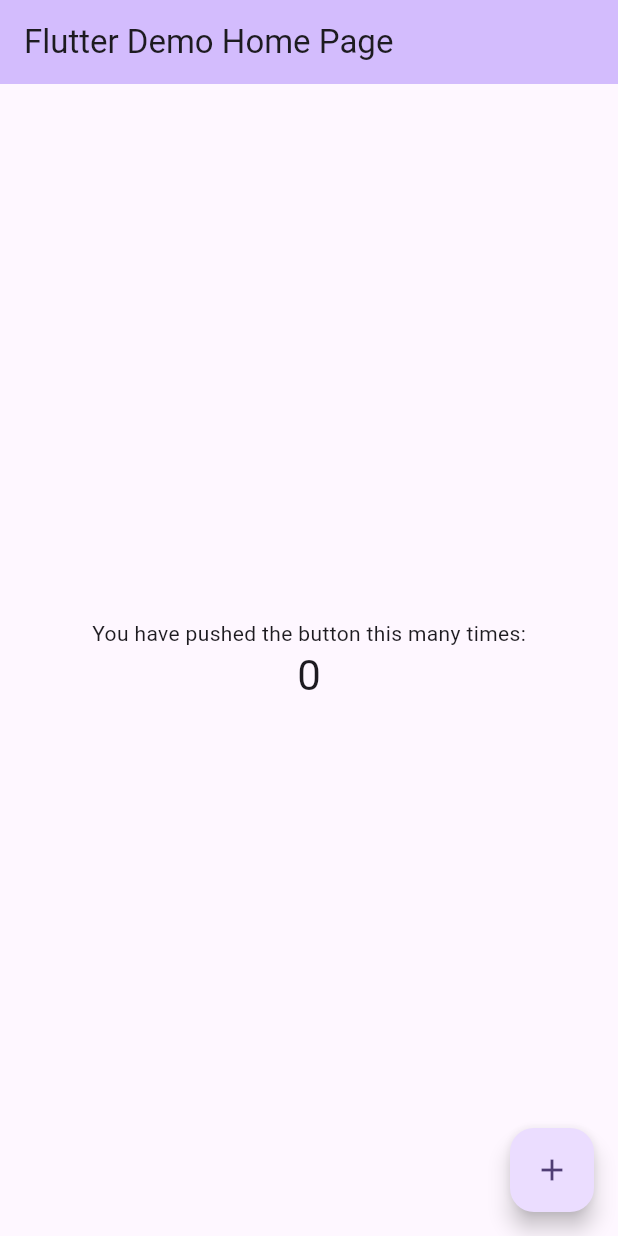
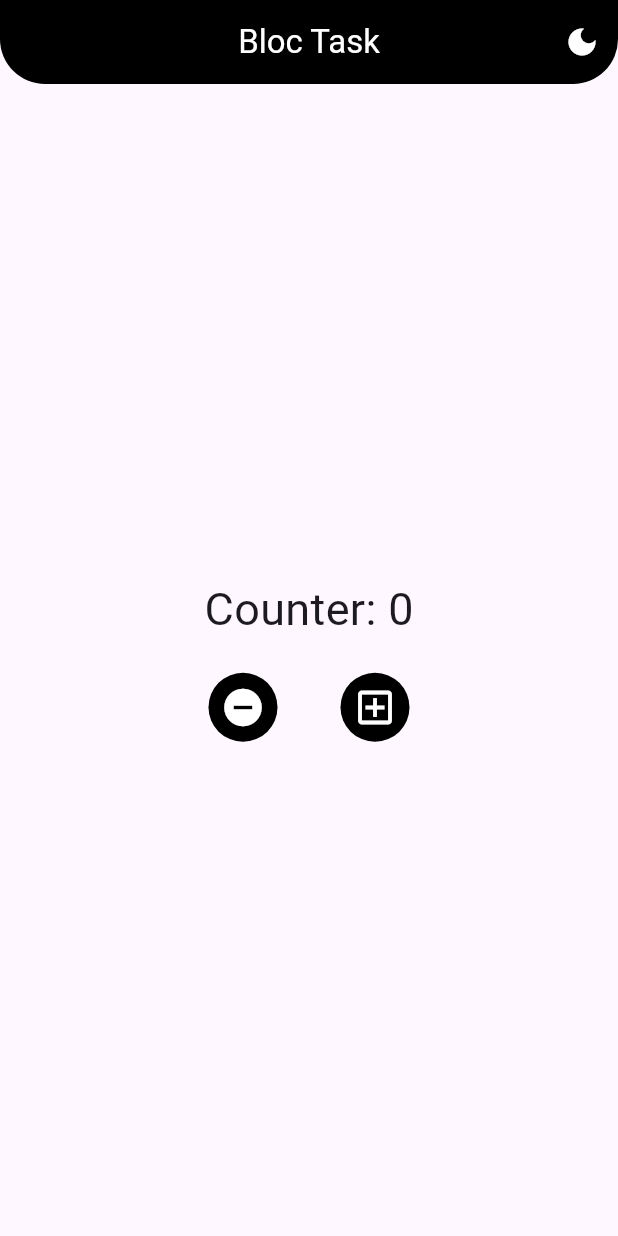
Before and after one commit to emadmoenes/bloc_task, a Flutter app: the screen it shows after launch, on a phone screen of 412 x 824 dp. Run offline on Flutter 3.47's test engine with Material 3 defaults, Android fonts, the phone set to English and light mode, and no system bars; our stand-ins replace equatable, flutter_bloc.

Commit message:
handle project

```diff
--- /dev/null
+++ b/lib/blocs/counter_bloc.dart
@@ -0,0 +1,15 @@
+import 'package:bloc_task/events/counter_event.dart';
+import 'package:bloc_task/states/counter_state.dart';
+import 'package:flutter_bloc/flutter_bloc.dart';
+
+class CounterBloc extends Bloc<CounterEvent, CounterState> {
+  CounterBloc() : super(CounterState(0)) {
+    on<IncrementEvent>((event, emit) {
+      emit(CounterState(state.counter + 1));
+    });
+
+    on<DecrementEvent>((event, emit) {
+      emit(CounterState(state.counter - 1));
+    });
+  }
+}
--- /dev/null
+++ b/lib/blocs/theme_bloc.dart
@@ -0,0 +1,13 @@
+import 'package:bloc_task/events/theme_event.dart';
+import 'package:bloc_task/states/theme_state.dart';
+import 'package:flutter_bloc/flutter_bloc.dart';
+
+class ThemeBloc extends Bloc<ThemeEvent, ThemeState> {
+  ThemeBloc() : super(ThemeState(false)) {
+    on<ThemeEvent>((event, emit) {
+      if (event is ToggleTheme) {
+        emit(ThemeState(!state.isDarkTheme));
+      }
+    });
+  }
+}
--- /dev/null
+++ b/lib/events/counter_event.dart
@@ -0,0 +1,7 @@
+abstract class CounterEvent {
+  List<Object> get props => [];
+}
+
+class IncrementEvent extends CounterEvent {}
+
+class DecrementEvent extends CounterEvent {}
--- /dev/null
+++ b/lib/events/theme_event.dart
@@ -0,0 +1,8 @@
+import 'package:equatable/equatable.dart';
+
+abstract class ThemeEvent extends Equatable {
+  @override
+  List<Object?> get props => [];
+}
+
+class ToggleTheme extends ThemeEvent {}
--- a/lib/main.dart
+++ b/lib/main.dart
@@ -1,125 +1,32 @@
+import 'package:bloc_task/blocs/counter_bloc.dart';
+import 'package:bloc_task/blocs/theme_bloc.dart';
+import 'package:bloc_task/states/theme_state.dart';
+import 'package:bloc_task/views/counter_screen.dart';
 import 'package:flutter/material.dart';
+import 'package:flutter_bloc/flutter_bloc.dart';
 
 void main() {
-  runApp(const MyApp());
+  runApp(MyApp());
 }
 
 class MyApp extends StatelessWidget {
-  const MyApp({super.key});
-
-  // This widget is the root of your application.
   @override
   Widget build(BuildContext context) {
-    return MaterialApp(
-      title: 'Flutter Demo',
-      theme: ThemeData(
-        // This is the theme of your application.
-        //
-        // TRY THIS: Try running your application with "flutter run". You'll see
-        // the application has a purple toolbar. Then, without quitting the app,
-        // try changing the seedColor in the colorScheme below to Colors.green
-        // and then invoke "hot reload" (save your changes or press the "hot
-        // reload" button in a Flutter-supported IDE, or press "r" if you used
-        // the command line to start the app).
-        //
-        // Notice that the counter didn't reset back to zero; the application
-        // state is not lost during the reload. To reset the state, use hot
-        // restart instead.
-        //
-        // This works for code too, not just values: Most code changes can be
-        // tested with just a hot reload.
-        colorScheme: ColorScheme.fromSeed(seedColor: Colors.deepPurple),
-        useMaterial3: true,
+    return MultiBlocProvider(
+      providers: [
+        BlocProvider(create: (context) => CounterBloc()),
+        BlocProvider(create: (context) => ThemeBloc()),
+      ],
+      child: BlocBuilder<ThemeBloc, ThemeState>(
+        builder: (context, state) {
+          return MaterialApp(
+            debugShowCheckedModeBanner: false,
+            title: 'BLoC Task',
+            theme: state.isDarkTheme ? ThemeData.dark() : ThemeData.light(),
+            home: CounterPage(),
+          );
+        },
       ),
-      home: const MyHomePage(title: 'Flutter Demo Home Page'),
     );
   }
 }
-
-class MyHomePage extends StatefulWidget {
-  const MyHomePage({super.key, required this.title});
-
-  // This widget is the home page of your application. It is stateful, meaning
-  // that it has a State object (defined below) that contains fields that affect
-  // how it looks.
-
-  // This class is the configuration for the state. It holds the values (in this
-  // case the title) provided by the parent (in this case the App widget) and
-  // used by the build method of the State. Fields in a Widget subclass are
-  // always marked "final".
-
-  final String title;
-
-  @override
-  State<MyHomePage> createState() => _MyHomePageState();
-}
-
-class _MyHomePageState extends State<MyHomePage> {
-  int _counter = 0;
-
-  void _incrementCounter() {
-    setState(() {
-      // This call to setState tells the Flutter framework that something has
-      // changed in this State, which causes it to rerun the build method below
-      // so that the display can reflect the updated values. If we changed
-      // _counter without calling setState(), then the build method would not be
-      // called again, and so nothing would appear to happen.
-      _counter++;
-    });
-  }
-
-  @override
-  Widget build(BuildContext context) {
-    // This method is rerun every time setState is called, for instance as done
-    // by the _incrementCounter method above.
-    //
-    // The Flutter framework has been optimized to make rerunning build methods
-    // fast, so that you can just rebuild anything that needs updating rather
-    // than having to individually change instances of widgets.
-    return Scaffold(
-      appBar: AppBar(
-        // TRY THIS: Try changing the color here to a specific color (to
-        // Colors.amber, perhaps?) and trigger a hot reload to see the AppBar
-        // change color while the other colors stay the same.
-        backgroundColor: Theme.of(context).colorScheme.inversePrimary,
-        // Here we take the value from the MyHomePage object that was created by
-        // the App.build method, and use it to set our appbar title.
-        title: Text(widget.title),
-      ),
-      body: Center(
-        // Center is a layout widget. It takes a single child and positions it
-        // in the middle of the parent.
-        child: Column(
-          // Column is also a layout widget. It takes a list of children and
-          // arranges them vertically. By default, it sizes itself to fit its
-          // children horizontally, and tries to be as tall as its parent.
-          //
-          // Column has various properties to control how it sizes itself and
-          // how it positions its children. Here we use mainAxisAlignment to
-          // center the children vertically; the main axis here is the vertical
-          // axis because Columns are vertical (the cross axis would be
-          // horizontal).
-          //
-          // TRY THIS: Invoke "debug painting" (choose the "Toggle Debug Paint"
-          // action in the IDE, or press "p" in the console), to see the
-          // wireframe for each widget.
-          mainAxisAlignment: MainAxisAlignment.center,
-          children: <Widget>[
-            const Text(
-              'You have pushed the button this many times:',
-            ),
-            Text(
-              '$_counter',
-              style: Theme.of(context).textTheme.headlineMedium,
-            ),
-          ],
-        ),
-      ),
-      floatingActionButton: FloatingActionButton(
-        onPressed: _incrementCounter,
-        tooltip: 'Increment',
-        child: const Icon(Icons.add),
-      ), // This trailing comma makes auto-formatting nicer for build methods.
-    );
-  }
-}
--- /dev/null
+++ b/lib/states/counter_state.dart
@@ -0,0 +1,9 @@
+import 'package:equatable/equatable.dart';
+
+class CounterState extends Equatable {
+  final int counter;
+  CounterState(this.counter);
+
+  @override
+  List<Object> get props => [counter];
+}
--- /dev/null
+++ b/lib/states/theme_state.dart
@@ -0,0 +1,10 @@
+import 'package:equatable/equatable.dart';
+
+class ThemeState extends Equatable {
+  final bool isDarkTheme;
+
+  const ThemeState(this.isDarkTheme);
+
+  @override
+  List<Object?> get props => [isDarkTheme];
+}
--- /dev/null
+++ b/lib/views/counter_screen.dart
@@ -0,0 +1,122 @@
+import 'package:bloc_task/blocs/counter_bloc.dart';
+import 'package:bloc_task/blocs/theme_bloc.dart';
+import 'package:bloc_task/events/counter_event.dart';
+import 'package:bloc_task/events/theme_event.dart';
+import 'package:bloc_task/states/counter_state.dart';
+import 'package:flutter/material.dart';
+import 'package:flutter_bloc/flutter_bloc.dart';
+
+class CounterPage extends StatelessWidget {
+  const CounterPage({super.key});
+
+  @override
+  Widget build(BuildContext context) {
+    final isDark = context.watch<ThemeBloc>().state.isDarkTheme;
+    return Scaffold(
+      appBar: AppBar(
+        title: Text('Bloc Task',
+            style: TextStyle(color: isDark ? Colors.black : Colors.white)),
+        backgroundColor: isDark ? Colors.white : Colors.black,
+        elevation: 0,
+        centerTitle: true,
+        actions: [
+          IconButton(
+            icon: Icon(
+              context.watch<ThemeBloc>().state.isDarkTheme
+                  ? Icons.light_mode
+                  : Icons.dark_mode,
+              color: isDark ? Colors.black : Colors.white,
+            ),
+            onPressed: () {
+              context.read<ThemeBloc>().add(ToggleTheme());
+            },
+          ),
+        ],
+        shape: RoundedRectangleBorder(
+          borderRadius: BorderRadius.vertical(
+            bottom: Radius.circular(30),
+          ),
+        ),
+      ),
+      body: BlocConsumer<CounterBloc, CounterState>(
+        listener: (context, state) {
+          if (state.counter == 5) {
+            ScaffoldMessenger.of(context).showSnackBar(SnackBar(
+              content: Text('Counter is at spacified value 5'),
+              shape: RoundedRectangleBorder(
+                borderRadius: BorderRadius.circular(30),
+              ),
+              backgroundColor: Colors.green,
+              duration: Duration(seconds: 2),
+            ));
+          }
+        },
+        builder: (context, state) {
+          return Center(
+            child: Column(
+              mainAxisAlignment: MainAxisAlignment.center,
+              children: [
+                Text('Counter: ${state.counter}',
+                    style: TextStyle(fontSize: 30)),
+                SizedBox(height: 20),
+                Row(
+                  mainAxisAlignment: MainAxisAlignment.center,
+                  children: [
+                    IconButton(
+                      onPressed: () {
+                        if (state.counter == 0) {
+                          ScaffoldMessenger.of(context).showSnackBar(SnackBar(
+                            content: Text('Counter cannot be negative'),
+                            shape: RoundedRectangleBorder(
+                              borderRadius: BorderRadius.circular(30),
+                            ),
+                            backgroundColor: Colors.deepOrange,
+                            duration: Duration(seconds: 2),
+                          ));
+                        } else {
+                          context.read<CounterBloc>().add(DecrementEvent());
+                        }
+                      },
+                      icon: Icon(
+                        Icons.remove_circle,
+                        size: 30,
+                        color: isDark ? Colors.black : Colors.white,
+                      ),
+                      style: ButtonStyle(
+                        backgroundColor: WidgetStateProperty.all(
+                          isDark ? Colors.white : Colors.black,
+                        ),
+                        shape: WidgetStateProperty.all(
+                          CircleBorder(),
+                        ),
+                      ),
+                    ),
+                    SizedBox(width: 40),
+                    IconButton(
+                      onPressed: () {
+                        context.read<CounterBloc>().add(IncrementEvent());
+                      },
+                      icon: Icon(
+                        Icons.add_box_outlined,
+                        size: 30,
+                        color: isDark ? Colors.black : Colors.white,
+                      ),
+                      style: ButtonStyle(
+                        backgroundColor: WidgetStateProperty.all(
+                          isDark ? Colors.white : Colors.black,
+                        ),
+                        shape: WidgetStateProperty.all(
+                          CircleBorder(),
+                        ),
+                      ),
+                    ),
+                  ],
+                )
+              ],
+            ),
+          );
+        },
+      ),
+    );
+  }
+}
--- a/pubspec.yaml
+++ b/pubspec.yaml
@@ -34,6 +34,8 @@ dependencies:
   # The following adds the Cupertino Icons font to your application.
   # Use with the CupertinoIcons class for iOS style icons.
   cupertino_icons: ^1.0.8
+  flutter_bloc: ^9.0.0
+  equatable: ^2.0.7
 
 dev_dependencies:
   flutter_test:
```
Also changed, not shown: pubspec.lock, 1 other file.
